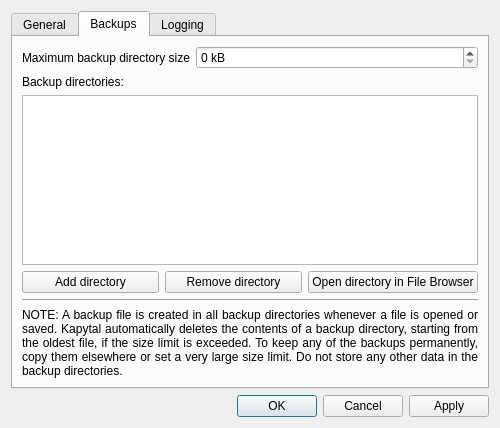
Qt form src/views/ui_files/forms/settings_form.ui (JakubFranek/Kapytal) before a commit.
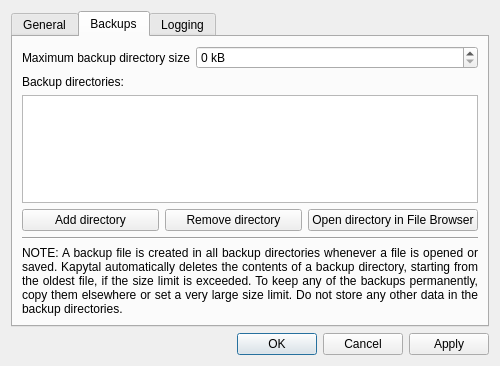
The same form after that commit. The open tabs and pages were chosen to show the change.

Commit message: Improve stretching of Settings Form

What changed in the file:
```diff
--- a/src/views/ui_files/forms/settings_form.ui
+++ b/src/views/ui_files/forms/settings_form.ui
@@ -10,7 +10,7 @@
     <x>0</x>
     <y>0</y>
     <width>500</width>
-    <height>428</height>
+    <height>345</height>
    </rect>
   </property>
   <property name="windowTitle">
@@ -211,7 +211,14 @@
         </widget>
        </item>
        <item>
-        <widget class="QListView" name="backupsListView"/>
+        <widget class="QListView" name="backupsListView">
+         <property name="minimumSize">
+          <size>
+           <width>0</width>
+           <height>50</height>
+          </size>
+         </property>
+        </widget>
        </item>
        <item>
         <layout class="QHBoxLayout" name="backupsButtonHorizontalLayout">
```
The commit also changes 2 other files.
